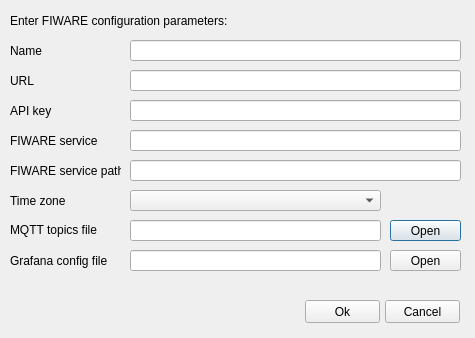
Qt form src/gui/fiware_config_dialog_ui.ui (ErnestoVivas/FiBEM) before a commit.
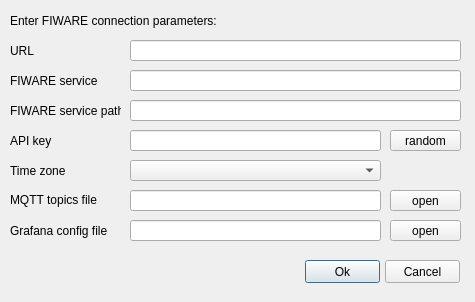
The same form after that commit.

Commit message: Implemented relationships delete and improvements in fiware config dialog

Diff of the .ui file:
```diff
--- a/src/gui/fiware_config_dialog_ui.ui
+++ b/src/gui/fiware_config_dialog_ui.ui
@@ -7,13 +7,13 @@
     <x>0</x>
     <y>0</y>
     <width>475</width>
-    <height>338</height>
+    <height>302</height>
    </rect>
   </property>
   <property name="minimumSize">
    <size>
-    <width>475</width>
-    <height>338</height>
+    <width>0</width>
+    <height>0</height>
    </size>
   </property>
   <property name="maximumSize">
@@ -23,7 +23,7 @@
    </size>
   </property>
   <property name="windowTitle">
-   <string>Dialog</string>
+   <string>Post Entities to FIWARE</string>
   </property>
   <widget class="QLabel" name="label">
    <property name="geometry">
@@ -35,27 +35,14 @@
     </rect>
    </property>
    <property name="text">
-    <string>Enter FIWARE configuration parameters:</string>
-   </property>
-  </widget>
-  <widget class="QLabel" name="label_2">
-   <property name="geometry">
-    <rect>
-     <x>10</x>
-     <y>40</y>
-     <width>111</width>
-     <height>21</height>
-    </rect>
-   </property>
-   <property name="text">
-    <string>Name</string>
+    <string>Enter FIWARE connection parameters:</string>
    </property>
   </widget>
   <widget class="QLabel" name="label_3">
    <property name="geometry">
     <rect>
      <x>10</x>
-     <y>70</y>
+     <y>40</y>
      <width>111</width>
      <height>21</height>
     </rect>
@@ -68,7 +55,7 @@
    <property name="geometry">
     <rect>
      <x>10</x>
-     <y>100</y>
+     <y>130</y>
      <width>111</width>
      <height>21</height>
     </rect>
@@ -81,7 +68,7 @@
    <property name="geometry">
     <rect>
      <x>10</x>
-     <y>130</y>
+     <y>70</y>
      <width>111</width>
      <height>21</height>
     </rect>
@@ -94,7 +81,7 @@
    <property name="geometry">
     <rect>
      <x>10</x>
-     <y>160</y>
+     <y>100</y>
      <width>111</width>
      <height>21</height>
     </rect>
@@ -107,7 +94,7 @@
    <property name="geometry">
     <rect>
      <x>10</x>
-     <y>190</y>
+     <y>160</y>
      <width>111</width>
      <height>21</height>
     </rect>
@@ -120,7 +107,7 @@
    <property name="geometry">
     <rect>
      <x>10</x>
-     <y>220</y>
+     <y>190</y>
      <width>111</width>
      <height>20</height>
     </rect>
@@ -133,7 +120,7 @@
    <property name="geometry">
     <rect>
      <x>10</x>
-     <y>250</y>
+     <y>220</y>
      <width>111</width>
      <height>21</height>
     </rect>
@@ -142,21 +129,11 @@
     <string>Grafana config file</string>
    </property>
   </widget>
-  <widget class="QLineEdit" name="line_edit_name">
-   <property name="geometry">
-    <rect>
-     <x>130</x>
-     <y>40</y>
-     <width>331</width>
-     <height>21</height>
-    </rect>
-   </property>
-  </widget>
   <widget class="QLineEdit" name="line_edit_url">
    <property name="geometry">
     <rect>
      <x>130</x>
-     <y>70</y>
+     <y>40</y>
      <width>331</width>
      <height>21</height>
     </rect>
@@ -166,8 +143,8 @@
    <property name="geometry">
     <rect>
      <x>130</x>
-     <y>100</y>
-     <width>331</width>
+     <y>130</y>
+     <width>251</width>
      <height>21</height>
     </rect>
    </property>
@@ -176,7 +153,7 @@
    <property name="geometry">
     <rect>
      <x>130</x>
-     <y>130</y>
+     <y>70</y>
      <width>331</width>
      <height>21</height>
     </rect>
@@ -186,7 +163,7 @@
    <property name="geometry">
     <rect>
      <x>130</x>
-     <y>160</y>
+     <y>100</y>
      <width>331</width>
      <height>21</height>
     </rect>
@@ -196,7 +173,7 @@
    <property name="geometry">
     <rect>
      <x>130</x>
-     <y>190</y>
+     <y>160</y>
      <width>251</width>
      <height>21</height>
     </rect>
@@ -206,7 +183,7 @@
    <property name="geometry">
     <rect>
      <x>130</x>
-     <y>220</y>
+     <y>190</y>
      <width>251</width>
      <height>21</height>
     </rect>
@@ -216,20 +193,23 @@
    <property name="geometry">
     <rect>
      <x>390</x>
-     <y>220</y>
+     <y>190</y>
      <width>71</width>
      <height>21</height>
     </rect>
    </property>
+   <property name="focusPolicy">
+    <enum>Qt::NoFocus</enum>
+   </property>
    <property name="text">
-    <string>Open</string>
+    <string>open</string>
    </property>
   </widget>
   <widget class="QLineEdit" name="line_edit_grafana_config_file">
    <property name="geometry">
     <rect>
      <x>130</x>
-     <y>250</y>
+     <y>220</y>
      <width>251</width>
      <height>21</height>
     </rect>
@@ -239,24 +219,30 @@
    <property name="geometry">
     <rect>
      <x>390</x>
-     <y>250</y>
+     <y>220</y>
      <width>71</width>
      <height>21</height>
     </rect>
    </property>
+   <property name="focusPolicy">
+    <enum>Qt::NoFocus</enum>
+   </property>
    <property name="text">
-    <string>Open</string>
+    <string>open</string>
    </property>
   </widget>
   <widget class="QPushButton" name="button_ok">
    <property name="geometry">
     <rect>
      <x>305</x>
-     <y>300</y>
+     <y>260</y>
      <width>75</width>
      <height>23</height>
     </rect>
    </property>
+   <property name="focusPolicy">
+    <enum>Qt::StrongFocus</enum>
+   </property>
    <property name="text">
     <string>Ok</string>
    </property>
@@ -265,15 +251,34 @@
    <property name="geometry">
     <rect>
      <x>385</x>
-     <y>300</y>
+     <y>260</y>
      <width>75</width>
      <height>23</height>
     </rect>
    </property>
+   <property name="focusPolicy">
+    <enum>Qt::NoFocus</enum>
+   </property>
    <property name="text">
     <string>Cancel</string>
    </property>
   </widget>
+  <widget class="QPushButton" name="button_random_api_key">
+   <property name="geometry">
+    <rect>
+     <x>390</x>
+     <y>130</y>
+     <width>71</width>
+     <height>21</height>
+    </rect>
+   </property>
+   <property name="focusPolicy">
+    <enum>Qt::NoFocus</enum>
+   </property>
+   <property name="text">
+    <string>random</string>
+   </property>
+  </widget>
  </widget>
  <resources/>
  <connections/>
```
The commit also changes 5 other files.
